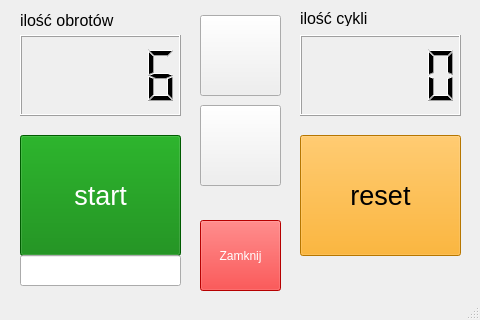
This is mainwindow.ui in lgruszka/step_motor as Qt 5 draws it before an edit. The edited form follows.
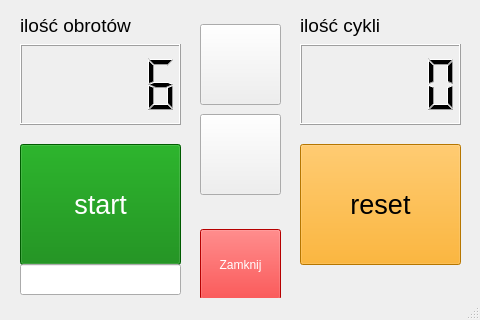
This is the edited form.

What changed in the file:
```diff
--- a/mainwindow.ui
+++ b/mainwindow.ui
@@ -18,7 +18,7 @@
     <property name="geometry">
      <rect>
       <x>200</x>
-      <y>15</y>
+      <y>24</y>
       <width>81</width>
       <height>81</height>
      </rect>
@@ -37,7 +37,7 @@
     <property name="geometry">
      <rect>
       <x>200</x>
-      <y>105</y>
+      <y>114</y>
       <width>81</width>
       <height>81</height>
      </rect>
@@ -56,7 +56,7 @@
     <property name="geometry">
      <rect>
       <x>300</x>
-      <y>135</y>
+      <y>144</y>
       <width>161</width>
       <height>121</height>
      </rect>
@@ -77,7 +77,7 @@
     <property name="geometry">
      <rect>
       <x>20</x>
-      <y>35</y>
+      <y>44</y>
       <width>161</width>
       <height>81</height>
      </rect>
@@ -96,7 +96,7 @@
     <property name="geometry">
      <rect>
       <x>300</x>
-      <y>35</y>
+      <y>44</y>
       <width>161</width>
       <height>81</height>
      </rect>
@@ -106,7 +106,7 @@
     <property name="geometry">
      <rect>
       <x>20</x>
-      <y>135</y>
+      <y>144</y>
       <width>161</width>
       <height>121</height>
      </rect>
@@ -131,7 +131,7 @@
     <property name="geometry">
      <rect>
       <x>200</x>
-      <y>220</y>
+      <y>229</y>
       <width>81</width>
       <height>71</height>
      </rect>
@@ -149,7 +149,7 @@
     <property name="geometry">
      <rect>
       <x>20</x>
-      <y>255</y>
+      <y>264</y>
       <width>161</width>
       <height>31</height>
      </rect>
@@ -161,12 +161,12 @@
       <x>20</x>
       <y>10</y>
       <width>161</width>
-      <height>21</height>
+      <height>31</height>
      </rect>
     </property>
     <property name="font">
      <font>
-      <pointsize>12</pointsize>
+      <pointsize>14</pointsize>
      </font>
     </property>
     <property name="text">
@@ -179,12 +179,12 @@
       <x>300</x>
       <y>10</y>
       <width>161</width>
-      <height>16</height>
+      <height>31</height>
      </rect>
     </property>
     <property name="font">
      <font>
-      <pointsize>12</pointsize>
+      <pointsize>14</pointsize>
      </font>
     </property>
     <property name="text">
```
